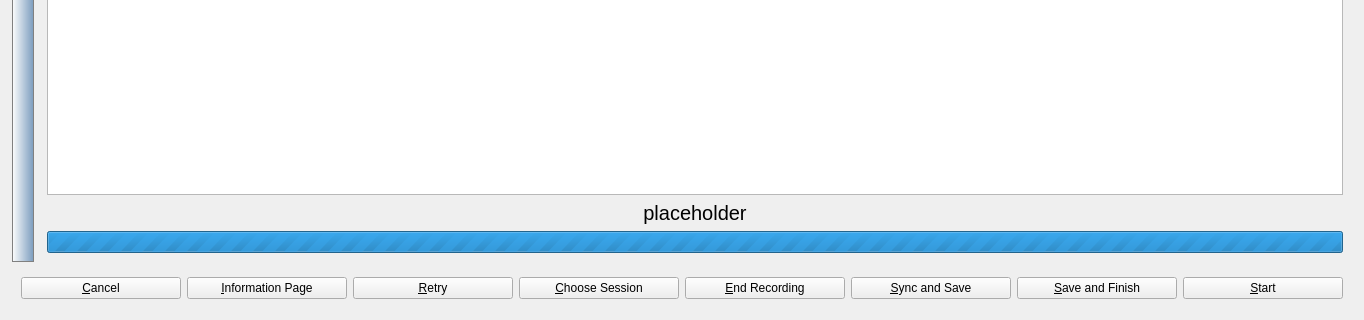
Above: sleepyhead/oximeterimport.ui from sbonaime/sleepyhead-code. before the change; both pictures show x 0 to 1364 and y 303 to 623 of the 1364 by 623 pixel window. Below: the same form after it.
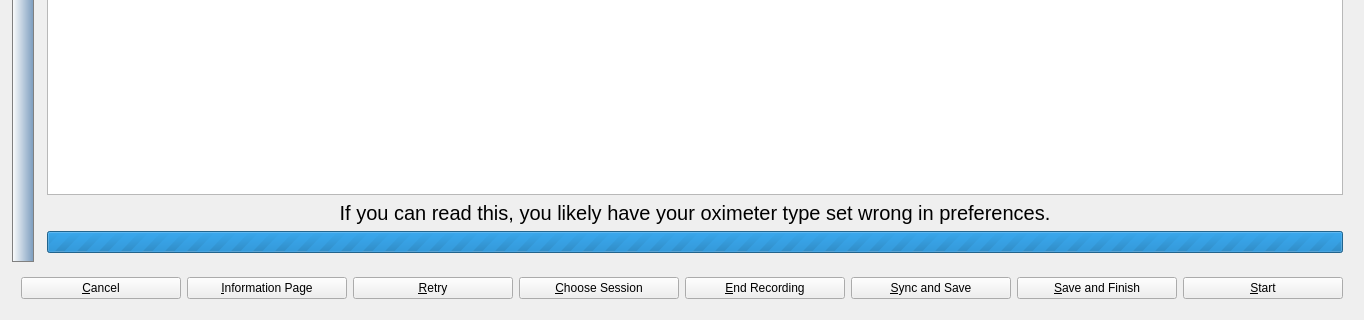
That is the form after the change. Icons and pictures are not drawn.

Diff of the .ui file:
```diff
--- a/sleepyhead/oximeterimport.ui
+++ b/sleepyhead/oximeterimport.ui
@@ -976,7 +976,7 @@
             </font>
            </property>
            <property name="text">
-            <string notr="true">placeholder</string>
+            <string>If you can read this, you likely have your oximeter type set wrong in preferences.</string>
            </property>
            <property name="alignment">
             <set>Qt::AlignCenter</set>
```
